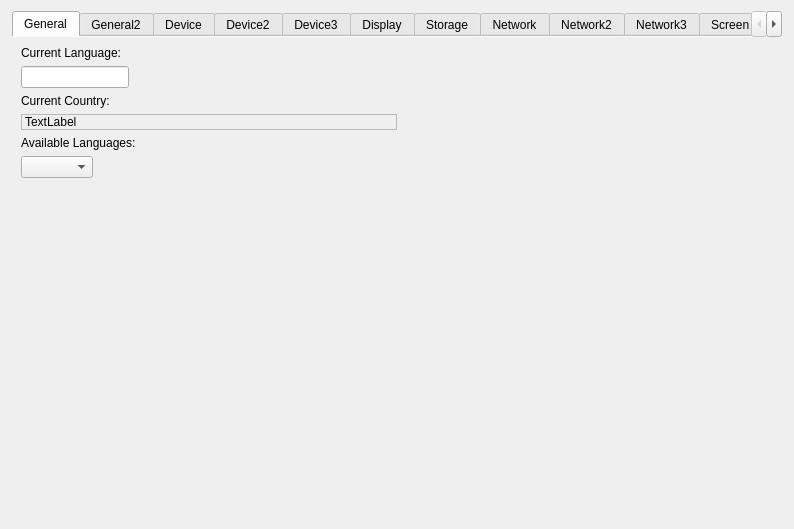
The window that examples/sysinfo/dialog_s60.ui (qtproject/qt-mobility) describes before a commit, drawn with Qt 5.
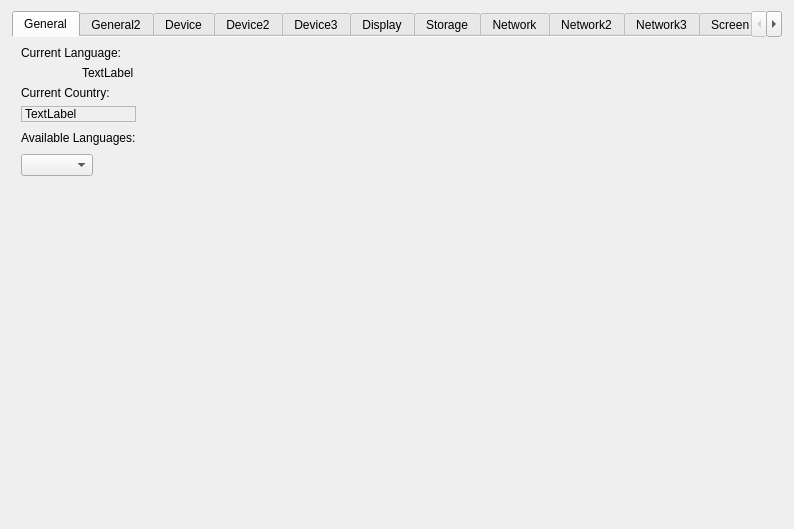
The same window after the commit. Icons and pictures are not drawn.

Commit message: convert to labels. editline not needed

```diff
--- a/examples/sysinfo/dialog_s60.ui
+++ b/examples/sysinfo/dialog_s60.ui
@@ -54,7 +54,7 @@
        <string>General</string>
       </attribute>
       <layout class="QGridLayout" name="gridLayout_2">
-       <item row="0" column="0">
+       <item row="0" column="0" colspan="2">
         <widget class="QLabel" name="label">
          <property name="sizePolicy">
           <sizepolicy hsizetype="Expanding" vsizetype="Fixed">
@@ -67,26 +67,14 @@
          </property>
         </widget>
        </item>
-       <item row="1" column="0">
-        <widget class="QLineEdit" name="curLanguageLineEdit">
-         <property name="sizePolicy">
-          <sizepolicy hsizetype="Fixed" vsizetype="Fixed">
-           <horstretch>0</horstretch>
-           <verstretch>0</verstretch>
-          </sizepolicy>
-         </property>
-         <property name="mouseTracking">
-          <bool>false</bool>
-         </property>
-         <property name="focusPolicy">
-          <enum>Qt::NoFocus</enum>
-         </property>
-         <property name="acceptDrops">
-          <bool>false</bool>
+       <item row="1" column="1">
+        <widget class="QLabel" name="currentLanguageLabel">
+         <property name="text">
+          <string>TextLabel</string>
          </property>
         </widget>
        </item>
-       <item row="2" column="0">
+       <item row="2" column="0" colspan="2">
         <widget class="QLabel" name="label_16">
          <property name="sizePolicy">
           <sizepolicy hsizetype="Expanding" vsizetype="Fixed">
@@ -99,7 +87,7 @@
          </property>
         </widget>
        </item>
-       <item row="3" column="0">
+       <item row="3" column="0" colspan="2">
         <widget class="QLabel" name="countryCodeLabel">
          <property name="sizePolicy">
           <sizepolicy hsizetype="Expanding" vsizetype="Fixed">
@@ -118,7 +106,7 @@
          </property>
         </widget>
        </item>
-       <item row="4" column="0">
+       <item row="4" column="0" colspan="2">
         <widget class="QLabel" name="label_2">
          <property name="sizePolicy">
           <sizepolicy hsizetype="Expanding" vsizetype="Fixed">
@@ -131,7 +119,7 @@
          </property>
         </widget>
        </item>
-       <item row="4" column="1" rowspan="2">
+       <item row="4" column="2">
         <spacer name="horizontalSpacer_10">
          <property name="orientation">
           <enum>Qt::Horizontal</enum>
@@ -144,7 +132,7 @@
          </property>
         </spacer>
        </item>
-       <item row="5" column="0">
+       <item row="5" column="0" colspan="2">
         <widget class="QComboBox" name="languagesComboBox">
          <property name="sizePolicy">
           <sizepolicy hsizetype="Fixed" vsizetype="Fixed">
```
Left out of the diff: 40 changed lines with no effect on the pictures. The commit also changes 3 other files.
